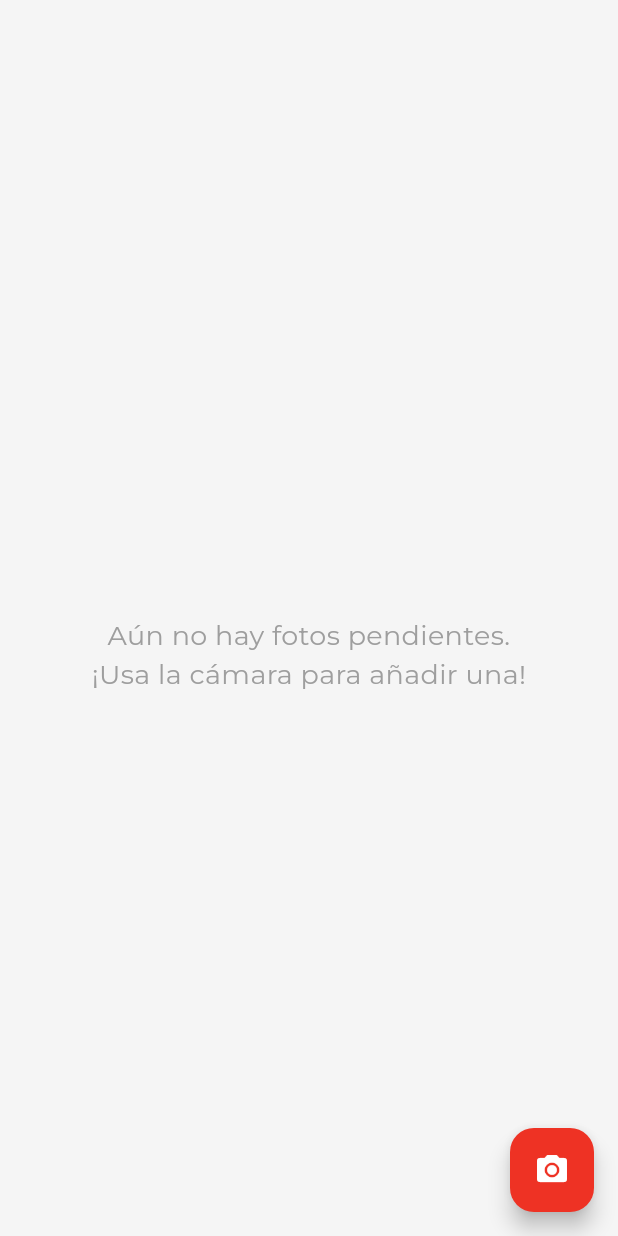
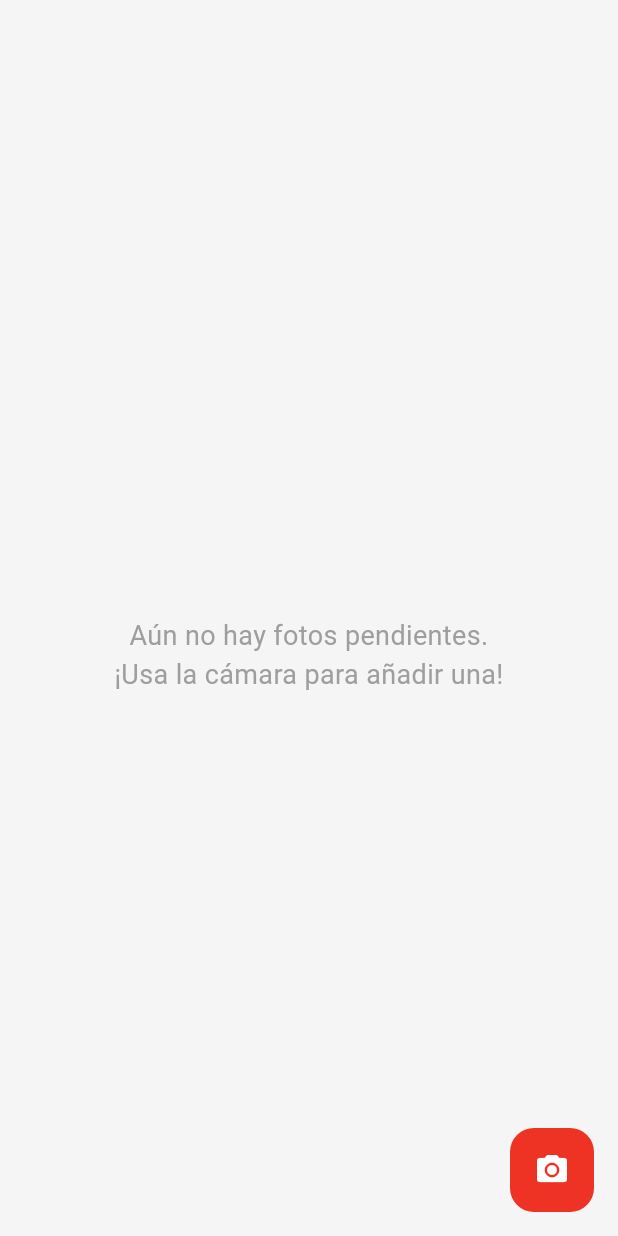
Before and after one commit to caxodax/ftp_transfer_app, a Flutter app: the PendientesTab screen opened directly, on a phone screen of 412 x 824 dp. Run offline on Flutter 3.47's test engine with Material 3 defaults, Android fonts, the phone set to English and light mode, and no system bars; our stand-ins replace cloud_firestore, firebase_auth, firebase_core, image_picker, shared_preferences; missing offline and left inert: ftpconnect; accounts and stored records are empty; network calls fail.

Commit message:
aplicacion simple

```diff
--- a/lib/app_theme.dart
+++ b/lib/app_theme.dart
@@ -1,24 +1,17 @@
 // lib/app_theme.dart
 
-import 'package:flutter/material.dart'; // ¡ESTA ES LA LÍNEA CRUCIAL QUE FALTABA!
-import 'package:google_fonts/google_fonts.dart';
+import 'package:flutter/material.dart';
 
 class AppTheme {
-  // --- IDENTIDAD DE MARCA DEL CLIENTE (OXXO) ---
   static const Color primaryColor = Color(0xFFEE3224);
-  static const Color accentColor = Color(0xFFF3B329);
   static const String logoAsset = 'assets/oxxo_logo.png';
 
-  // --- TEMA GLOBAL DE LA APLICACIÓN ---
   static final ThemeData globalTheme = ThemeData(
     useMaterial3: true,
-
-    textTheme: GoogleFonts.montserratTextTheme(),
-
     colorScheme: ColorScheme.fromSeed(
       seedColor: primaryColor,
       primary: primaryColor,
-      secondary: accentColor,
+      secondary: Colors.grey,
       surface: const Color(0xFFF5F5F5),
       onPrimary: Colors.white,
       onSurface: const Color(0xFF333333),
@@ -27,27 +20,30 @@ class AppTheme {
     appBarTheme: const AppBarTheme(
       backgroundColor: primaryColor,
       foregroundColor: Colors.white,
+      // CAMBIO: Se elimina la elevación para un look plano
       elevation: 0,
       titleTextStyle: TextStyle(
-        fontFamily: 'Montserrat',
         fontSize: 20,
         fontWeight: FontWeight.bold,
-        color: Colors.white
+        color: Colors.white,
       ),
     ),
 
     floatingActionButtonTheme: const FloatingActionButtonThemeData(
       backgroundColor: primaryColor,
       foregroundColor: Colors.white,
+      // CAMBIO: Se elimina la elevación para un look plano
+      elevation: 0,
+      highlightElevation: 0,
     ),
 
     tabBarTheme: const TabBarThemeData(
       labelColor: Colors.white,
       unselectedLabelColor: Colors.white70,
-      indicatorColor: accentColor,
+      indicatorColor: Colors.white,
       indicatorSize: TabBarIndicatorSize.tab,
-      labelStyle: TextStyle(fontFamily: 'Montserrat', fontWeight: FontWeight.bold),
-      unselectedLabelStyle: TextStyle(fontFamily: 'Montserrat'),
+      labelStyle: TextStyle(fontWeight: FontWeight.bold),
+      unselectedLabelStyle: TextStyle(),
     ),
 
     elevatedButtonTheme: ElevatedButtonThemeData(
@@ -55,8 +51,10 @@ class AppTheme {
         backgroundColor: primaryColor,
         foregroundColor: Colors.white,
         padding: const EdgeInsets.symmetric(horizontal: 30, vertical: 15),
-        shape: RoundedRectangleBorder(borderRadius: BorderRadius.circular(30.0)),
-        textStyle: const TextStyle(fontFamily: 'Montserrat', fontWeight: FontWeight.bold, fontSize: 16),
+        shape: RoundedRectangleBorder(borderRadius: BorderRadius.circular(4.0)),
+        textStyle: const TextStyle(fontWeight: FontWeight.bold, fontSize: 16),
+        // CAMBIO: Se elimina la elevación para un look plano
+        elevation: 0,
       ),
     ),
 
@@ -64,24 +62,21 @@ class AppTheme {
       filled: true,
       fillColor: Colors.white,
       contentPadding: const EdgeInsets.symmetric(vertical: 18.0, horizontal: 20.0),
-      border: OutlineInputBorder(
-        borderRadius: BorderRadius.circular(30.0),
-        borderSide: const BorderSide(color: Colors.grey, width: 0.5),
+      border: const OutlineInputBorder(),
+      enabledBorder: OutlineInputBorder(
+        borderSide: BorderSide(color: Colors.grey.shade400, width: 1.0),
       ),
-      enabledBorder: OutlineInputBorder(
-        borderRadius: BorderRadius.circular(30.0),
-        borderSide: BorderSide(color: Colors.grey.shade300, width: 1.0),
-      ),
-      focusedBorder: OutlineInputBorder(
-        borderRadius: BorderRadius.circular(30.0),
-        borderSide: const BorderSide(color: accentColor, width: 2.0),
+      focusedBorder: const OutlineInputBorder(
+        borderSide: BorderSide(color: primaryColor, width: 2.0),
       ),
       labelStyle: const TextStyle(color: Colors.grey),
     ),
 
     cardTheme: CardThemeData(
-      elevation: 2.0,
-      shape: RoundedRectangleBorder(borderRadius: BorderRadius.circular(12.0)),
+      // CAMBIO: Se elimina la elevación para un look plano
+      elevation: 0,
+      // CAMBIO: Las tarjetas ahora son completamente rectangulares
+      shape: RoundedRectangleBorder(borderRadius: BorderRadius.circular(0)),
       clipBehavior: Clip.antiAlias,
     ),
   );
--- a/lib/pendientes_tab.dart
+++ b/lib/pendientes_tab.dart
@@ -70,7 +70,6 @@ class PendientesTabState extends State<PendientesTab> {
   Future<void> _takePhoto() async {
     if (_isUploading) return;
     final picker = ImagePicker();
-    // OPTIMIZACIÓN DE VELOCIDAD DE CÁMARA
     final pickedFile = await picker.pickImage(
       source: ImageSource.camera,
       imageQuality: 85,
@@ -91,7 +90,9 @@ class PendientesTabState extends State<PendientesTab> {
       final Directory directory = Directory(pickedFile.path).parent;
       final String newPath = '${directory.path}/$newFileName';
       final File renamedFile = await File(pickedFile.path).rename(newPath);
-      setState(() { _pendingImagePaths.add(renamedFile.path); });
+      setState(() {
+        _pendingImagePaths.add(renamedFile.path);
+      });
       await _savePendingImages();
     }
   }
@@ -122,44 +123,61 @@ class PendientesTabState extends State<PendientesTab> {
         final thumbnailToDelete = File('${cacheDir.path}/$fileName');
         if (await thumbnailToDelete.exists()) await thumbnailToDelete.delete();
       }
-    } catch (e) { /* Ignorar errores */ }
+    } catch (e) {}
   }
 
   void _showDeleteConfirmation(String path) {
-    showDialog(context: context, builder: (BuildContext context) {
+    showDialog(
+      context: context,
+      builder: (BuildContext context) {
         return AlertDialog(
-        title: const Text('Confirmar Borrado'), content: const Text('¿Estás seguro de que quieres eliminar esta foto?'),
+          title: const Text('Confirmar Borrado'),
+          content: const Text('¿Estás seguro de que quieres eliminar esta foto?'),
           actions: <Widget>[
             TextButton(child: const Text('Cancelar'), onPressed: () => Navigator.of(context).pop()),
             TextButton(
-            style: TextButton.styleFrom(foregroundColor: Theme.of(context).colorScheme.primary), // Usa el color del tema
+              style: TextButton.styleFrom(foregroundColor: Theme.of(context).colorScheme.primary),
               child: const Text('Borrar'),
-            onPressed: () { Navigator.of(context).pop(); _deletePaths([path]); },
+              onPressed: () {
+                Navigator.of(context).pop();
+                _deletePaths([path]);
+              },
             ),
           ],
         );
-    });
+      },
+    );
   }
 
   void _showDeleteSelectedConfirmation() {
-    showDialog(context: context, builder: (BuildContext context) {
+    showDialog(
+      context: context,
+      builder: (BuildContext context) {
         return AlertDialog(
-        title: const Text('Confirmar Borrado Múltiple'), content: Text('¿Estás seguro de que quieres eliminar las ${_selectedImagePaths.length} fotos seleccionadas?'),
+          title: const Text('Confirmar Borrado Múltiple'),
+          content: Text('¿Estás seguro de que quieres eliminar las ${_selectedImagePaths.length} fotos seleccionadas?'),
           actions: <Widget>[
             TextButton(child: const Text('Cancelar'), onPressed: () => Navigator.of(context).pop()),
             TextButton(
-            style: TextButton.styleFrom(foregroundColor: Theme.of(context).colorScheme.primary), // Usa el color del tema
+              style: TextButton.styleFrom(foregroundColor: Theme.of(context).colorScheme.primary),
               child: const Text('Borrar'),
-            onPressed: () { Navigator.of(context).pop(); _deletePaths(List.from(_selectedImagePaths)); },
+              onPressed: () {
+                Navigator.of(context).pop();
+                _deletePaths(List.from(_selectedImagePaths));
+              },
             ),
           ],
         );
-    });
+      },
+    );
   }
 
   Future<void> _uploadSelectedImages() async {
     if (_selectedImagePaths.isEmpty) return;
-    setState(() { _isUploading = true; _uploadStatus = 'Iniciando conexión...'; });
+    setState(() {
+      _isUploading = true;
+      _uploadStatus = 'Iniciando conexión...';
+    });
     final userData = UserDataService();
     final ftpConnect = FTPConnect(userData.ftpHost!, user: userData.ftpUser!, pass: userData.ftpPassword!, port: userData.ftpPort!, timeout: 20);
     try {
@@ -172,7 +190,9 @@ class PendientesTabState extends State<PendientesTab> {
         final path = _selectedImagePaths[i];
         final file = File(path);
         final fileName = path.split('/').last;
-        setState(() { _uploadStatus = 'Subiendo ${i + 1}/${_selectedImagePaths.length}: $fileName'; });
+        setState(() {
+          _uploadStatus = 'Subiendo ${i + 1}/${_selectedImagePaths.length}: $fileName';
+        });
         await ftpConnect.uploadFile(file);
         await _recordSentItem(dirName, fileName);
       }
@@ -183,30 +203,40 @@ class PendientesTabState extends State<PendientesTab> {
       });
       await _savePendingImages();
     } catch (e) {
-      setState(() { _uploadStatus = 'Error durante la subida: ${e.toString()}'; });
+      setState(() {
+        _uploadStatus = 'Error durante la subida: ${e.toString()}';
+      });
     } finally {
       await ftpConnect.disconnect();
-      Future.delayed(const Duration(seconds: 4), () { if (mounted) { setState(() { _isUploading = false; _uploadStatus = ''; }); } });
+      Future.delayed(const Duration(seconds: 4), () {
+        if (mounted) {
+          setState(() {
+            _isUploading = false;
+            _uploadStatus = '';
+          });
+        }
+      });
     }
   }
 
   @override
   Widget build(BuildContext context) {
     return Scaffold(
-      appBar: AppBar(
-        toolbarHeight: 50, // Reduce la altura si hay botón
+      appBar: PreferredSize(
+        preferredSize: const Size.fromHeight(50.0),
+        child: AppBar(
           backgroundColor: Colors.transparent,
           elevation: 0,
+          // CAMBIO: El botón de borrar ahora es de texto para mayor simpleza
           actions: [
             if (_selectedImagePaths.isNotEmpty && !_isUploading)
-            IconButton(
+              TextButton(
                 onPressed: _showDeleteSelectedConfirmation,
-              // AJUSTE DE COLOR DEL ICONO
-              icon: Icon(Icons.delete_sweep, color: Theme.of(context).colorScheme.primary),
-              iconSize: 30,
-              tooltip: 'Borrar Selección',
+                style: TextButton.styleFrom(foregroundColor: Theme.of(context).colorScheme.primary),
+                child: const Text('Borrar Sel.'),
               ),
           ],
+        ),
       ),
       body: Column(
         children: [
@@ -219,8 +249,8 @@ class PendientesTabState extends State<PendientesTab> {
             child: _pendingImagePaths.isEmpty
                 ? const Center(child: Text('Aún no hay fotos pendientes.\n¡Usa la cámara para añadir una!', textAlign: TextAlign.center, style: TextStyle(fontSize: 18, color: Colors.grey)))
                 : GridView.builder(
-                    padding: const EdgeInsets.all(8.0),
-                    gridDelegate: const SliverGridDelegateWithFixedCrossAxisCount(crossAxisCount: 3,crossAxisSpacing: 8.0,mainAxisSpacing: 8.0),
+                    padding: const EdgeInsets.all(4.0),
+                    gridDelegate: const SliverGridDelegateWithFixedCrossAxisCount(crossAxisCount: 3, crossAxisSpacing: 4.0, mainAxisSpacing: 4.0),
                     itemCount: _pendingImagePaths.length,
                     itemBuilder: (context, index) {
                       final imagePath = _pendingImagePaths[index];
@@ -228,30 +258,26 @@ class PendientesTabState extends State<PendientesTab> {
                       return GestureDetector(
                         onTap: () => _toggleSelection(imagePath),
                         onLongPress: () => _showDeleteConfirmation(imagePath),
-                        child: Card(
-                          clipBehavior: Clip.antiAlias, // Para que la imagen respete los bordes redondeados
-                          elevation: 4.0,
-                          shape: RoundedRectangleBorder(borderRadius: BorderRadius.circular(12.0)),
+                        // CAMBIO: Se usa un Container en lugar de Card para un look más simple
+                        child: Container(
+                          decoration: BoxDecoration(
+                            border: Border.all(color: Colors.grey.shade300, width: 0.5),
+                          ),
+                          clipBehavior: Clip.antiAlias,
                           child: Stack(
                             fit: StackFit.expand,
                             children: [
                               Image.file(File(imagePath), fit: BoxFit.cover),
-                              Positioned(
-                                bottom: 0, left: 0, right: 0,
-                                child: Container(
-                                  padding: const EdgeInsets.symmetric(vertical: 2.0, horizontal: 4.0),
-                                  color: Colors.black54,
-                                  child: Text(imagePath.split('/').last, textAlign: TextAlign.center, style: const TextStyle(color: Colors.white, fontSize: 10), maxLines: 1, overflow: TextOverflow.ellipsis),
+                              // CAMBIO: Se simplifica el overlay de selección
+                              if (isSelected)
+                                Container(
+                                  color: Colors.black.withOpacity(0.6),
+                                  child: Center(
+                                    child: Text(
+                                      'SEL',
+                                      style: TextStyle(color: Colors.white, fontWeight: FontWeight.bold, fontSize: 24),
                                     ),
                                   ),
-                              if (isSelected)
-                                Container(
-                                  decoration: BoxDecoration(
-                                    color: Colors.black54,
-                                    borderRadius: BorderRadius.circular(12.0),
-                                    border: Border.all(color: Theme.of(context).colorScheme.secondary, width: 3)
-                                  ),
-                                  child: const Icon(Icons.check_circle, color: Colors.white, size: 40),
                                 ),
                             ],
                           ),
@@ -260,22 +286,25 @@ class PendientesTabState extends State<PendientesTab> {
                     },
                   ),
           ),
-        ],
-      ),
-      floatingActionButton: Column(
-        mainAxisSize: MainAxisSize.min,
-        children: [
-          FloatingActionButton(onPressed: _takePhoto,tooltip: 'Tomar Foto',heroTag: 'take_photo_btn',child: const Icon(Icons.camera_alt)),
+          // CAMBIO: El botón de enviar ahora es un ElevatedButton estándar
           if (_selectedImagePaths.isNotEmpty && !_isUploading)
             Padding(
-              padding: const EdgeInsets.only(top: 16.0),
-              child: FloatingActionButton.extended(
+              padding: const EdgeInsets.fromLTRB(16, 8, 16, 16),
+              child: SizedBox(
+                width: double.infinity,
+                child: ElevatedButton(
                   onPressed: _uploadSelectedImages,
-                tooltip: 'Enviar Fotos Seleccionadas', heroTag: 'upload_btn', icon: const Icon(Icons.upload), label: Text('Enviar (${_selectedImagePaths.length})'),
+                  child: Text('Enviar (${_selectedImagePaths.length})'),
+                ),
               ),
             ),
         ],
       ),
+      floatingActionButton: FloatingActionButton(
+        onPressed: _takePhoto,
+        tooltip: 'Tomar Foto',
+        child: const Icon(Icons.camera_alt),
+      ),
     );
   }
 }
```
Also changed, not shown: lib/enviados_tab.dart (+51 -30 lines), lib/home_page.dart (+5 -8 lines), lib/login_page.dart (+4 -11 lines). Lines whose indentation alone changed are shown as unchanged.
